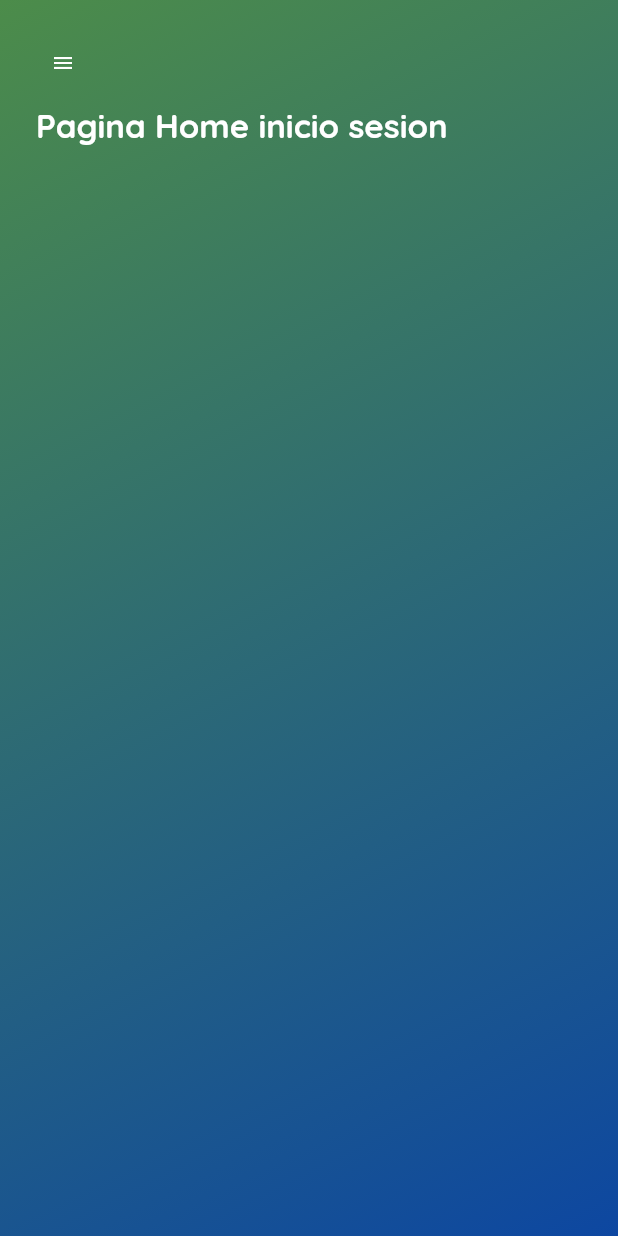
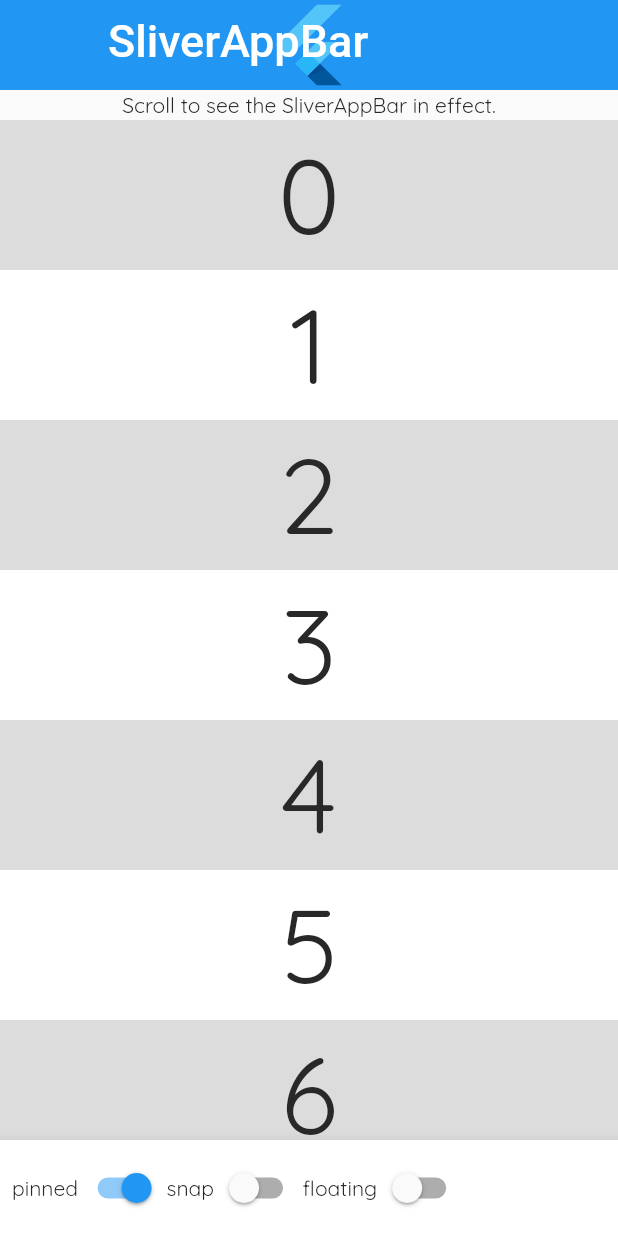
Before and after one commit to joseobandobalvin/jne, a Flutter app: the screen it shows after launch, on a phone screen of 412 x 824 dp. Run offline on Flutter 3.47's test engine with Material 2 defaults, Android fonts, the phone set to English and light mode, and no system bars; drawn by our look-alikes of flutter_zoom_drawer; our stand-ins replace get, google_fonts, shared_preferences.

Commit message:
sliverlist

```diff
--- /dev/null
+++ b/lib/controllers/home_controller.dart
@@ -0,0 +1,5 @@
+import 'package:get/get.dart';
+
+class HomeController extends GetxController {
+
+}
--- a/lib/routes/app_routes.dart
+++ b/lib/routes/app_routes.dart
@@ -1,4 +1,5 @@
 import 'package:jne/controllers/auth_controller.dart';
+import 'package:jne/controllers/home_controller.dart';
 import 'package:jne/controllers/zoom_drawer_controller.dart';
 import 'package:jne/screens/home/home_screen.dart';
 import 'package:jne/screens/login/login_screen.dart';
@@ -11,6 +12,7 @@ class AppRoutes {
           page: () => const HomeScreen(),
           binding: BindingsBuilder(() {
             Get.put(AuthController());
+            Get.put(HomeController());
             Get.put(MyZoomDrawerController());
           }),
         ),
--- a/lib/screens/home/home_screen.dart
+++ b/lib/screens/home/home_screen.dart
@@ -1,67 +1,110 @@
-import 'package:jne/configs/themes/app_colors.dart';
-import 'package:jne/configs/themes/custom_text_styles.dart';
-import 'package:jne/configs/themes/ui_parameters.dart';
-import 'package:jne/controllers/zoom_drawer_controller.dart';
-import 'package:jne/models/user.dart';
-import 'package:jne/providers/local/auth_client.dart';
-import 'package:jne/screens/home/menu_screen.dart';
-import 'package:jne/widgets/app_circle_button.dart';
 import 'package:flutter/material.dart';
-import 'package:flutter_zoom_drawer/config.dart';
-import 'package:flutter_zoom_drawer/flutter_zoom_drawer.dart';
-import 'package:get/get.dart';
 
-class HomeScreen extends GetView<MyZoomDrawerController> {
+class HomeScreen extends StatefulWidget {
   const HomeScreen({super.key});
 
   @override
+  State<HomeScreen> createState() => _HomeScreenState();
+}
+
+class _HomeScreenState extends State<HomeScreen> {
+  bool _pinned = true;
+  bool _snap = false;
+  bool _floating = false;
+  @override
   Widget build(BuildContext context) {
     return Scaffold(
-      body: GetBuilder<MyZoomDrawerController>(
-        builder: (_) {
-          return ZoomDrawer(
-            angle: 0.0,
-            borderRadius: 40.0,
-            style: DrawerStyle.defaultStyle,
-            slideWidth: MediaQuery.of(context).size.width * 0.8,
-            showShadow: true,
-            controller: _.zoomDrawerController,
-            menuBackgroundColor: Colors.white.withOpacity(0.5),
-            menuScreenWidth: double.maxFinite,
-            menuScreen: MenuScreen(),
-            mainScreen: Container(
-              width: double.maxFinite,
-              decoration: BoxDecoration(
-                gradient: mainGradient(),
+      body: CustomScrollView(
+        slivers: <Widget>[
+          SliverAppBar(
+            pinned: _pinned,
+            snap: _snap,
+            floating: _floating,
+            expandedHeight: 60.0,
+            flexibleSpace: const FlexibleSpaceBar(
+              title: Text('SliverAppBar'),
+              background: FlutterLogo(),
             ),
-              child: SafeArea(
-                child: Column(
-                  crossAxisAlignment: CrossAxisAlignment.start,
-                  children: [
-                    Padding(
-                      padding: EdgeInsets.all(mobileScreenPadding),
-                      child: Column(
-                        crossAxisAlignment: CrossAxisAlignment.start,
-                        children: [
-                          AppCircleButton(
-                            onTap: controller.toogleDrawer,
-                            child: const Icon(Icons.menu),
           ),
-                          const SizedBox(height: 10),
-                          const Text(
-                            "Pagina Home inicio sesion",
-                            style: headerText,
+          const SliverToBoxAdapter(
+            child: SizedBox(
+              height: 20,
+              child: Center(
+                child: Text('Scroll to see the SliverAppBar in effect.'),
+              ),
+            ),
+          ),
+          SliverList(
+            delegate: SliverChildBuilderDelegate(
+              (BuildContext context, int index) {
+                return Container(
+                  color: index.isOdd ? Colors.white : Colors.black12,
+                  height: 100.0,
+                  child: Center(
+                    child: Text('$index', textScaleFactor: 5),
+                  ),
+                );
+              },
+              childCount: 20,
+            ),
           ),
         ],
       ),
+      bottomNavigationBar: BottomAppBar(
+        child: Padding(
+          padding: const EdgeInsets.all(8),
+          child: OverflowBar(
+            overflowAlignment: OverflowBarAlignment.center,
+            children: <Widget>[
+              Row(
+                mainAxisSize: MainAxisSize.min,
+                children: <Widget>[
+                  const Text('pinned'),
+                  Switch(
+                    onChanged: (bool val) {
+                      setState(() {
+                        _pinned = val;
+                      });
+                    },
+                    value: _pinned,
+                  ),
+                ],
+              ),
+              Row(
+                mainAxisSize: MainAxisSize.min,
+                children: <Widget>[
+                  const Text('snap'),
+                  Switch(
+                    onChanged: (bool val) {
+                      setState(() {
+                        _snap = val;
+                        // Snapping only applies when the app bar is floating.
+                        _floating = _floating || _snap;
+                      });
+                    },
+                    value: _snap,
+                  ),
+                ],
+              ),
+              Row(
+                mainAxisSize: MainAxisSize.min,
+                children: <Widget>[
+                  const Text('floating'),
+                  Switch(
+                    onChanged: (bool val) {
+                      setState(() {
+                        _floating = val;
+                        _snap = _snap && _floating;
+                      });
+                    },
+                    value: _floating,
+                  ),
+                ],
               ),
             ],
           ),
         ),
       ),
     );
-        },
-      ),
-    );
   }
 }
```
Also changed, not shown: lib/screens/home/menu_screen.dart (deleted, +0 -109 lines), lib/screens/home/widgets/search_form.dart (added, +20 -0 lines). Lines whose indentation alone changed are shown as unchanged.
